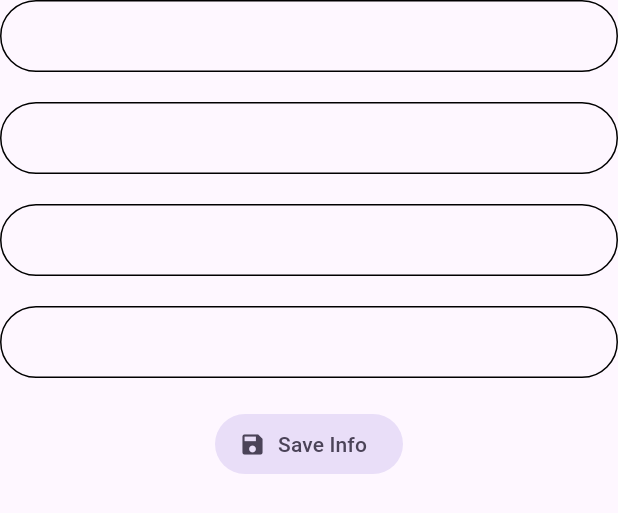
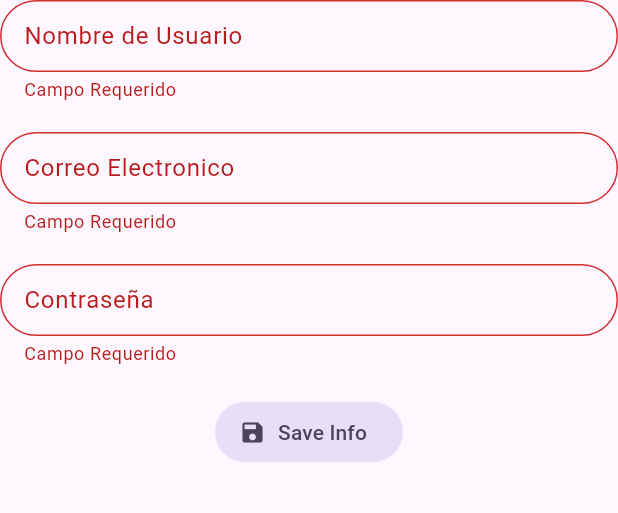
Before and after one commit to MrSp000ky/Proyecto-Forms-MC, a Flutter app: the RegisterForm widget shown alone on an empty page, opened directly, after a tap on "Save Info", on a phone screen of 412 x 824 dp. Shown: the top 513 px of the screen. Run offline on Flutter 3.47's test engine with Material 3 defaults, Android fonts, the phone set to English and light mode, and no system bars; our stand-ins replace go_router.

Commit message:
Commit 16 Abril

```diff
--- a/lib/presentation/widgets/RegisterForm.dart
+++ b/lib/presentation/widgets/RegisterForm.dart
@@ -8,29 +8,69 @@ class RegisterForm extends StatefulWidget {
   State<RegisterForm> createState() => _RegisterFormState();
 }
 
+
 class _RegisterFormState extends State<RegisterForm> {
+  final GlobalKey<FormState> _formKey = GlobalKey<FormState>();
+
+  String userName = '';
+  String email = '';
+  String password = '';
+
   @override
   Widget build(BuildContext context) {
-    return Form(child: Column(
+    return Form(
+      key: _formKey,
+      child: Column(
       children: [
-      const CustomTextFormField(),
+      CustomTextFormField(
+        label:'Nombre de Usuario',
+        onChanged: (value) => userName = value,
+        validador: (value) {
+          if (value ==null || value.trim().isEmpty) return 'Campo Requerido';
+
+          return null;
+
+        },
+      ),
       const SizedBox(
         height: 20,
       ),
-      const CustomTextFormField(),
+      CustomTextFormField(
+        label:'Correo Electronico',
+        onChanged: (value) => email = value,
+        validador: (value) {
+          if (value ==null || value.trim().isEmpty) return 'Campo Requerido';
+          final emailRegExp = RegExp(
+                r'^[\w-\.]+@([\w-]+\.)+[\w-]{2,4}$',
+              );
+
+          if (!emailRegExp.hasMatch(value)) return 'No tiene el formato Requerido';
+
+          return null;
+
+        },
+      ),
       const SizedBox(
         height: 20,
       ),
-      const CustomTextFormField(),
-      const SizedBox(
-        height: 20,
-      ),
-      const CustomTextFormField(),
+       CustomTextFormField(
+        label:'Contraseña',
+        onChanged: (value) => password = value,
+        validador: (value) {
+          if (value ==null || value.trim().isEmpty) return 'Campo Requerido';
+          return null;
+        },
+        obscureTest: true,
+       ),
       const SizedBox(
         height: 20,
       ),
       FilledButton.tonalIcon(
-                onPressed:(){},
+                onPressed:(){
+                  final isValid = _formKey.currentState!.validate();
+                  if (!isValid) return;
+
+                },
                 icon: const Icon(Icons.save),
                 label: const Text('Save Info')),
 
```
